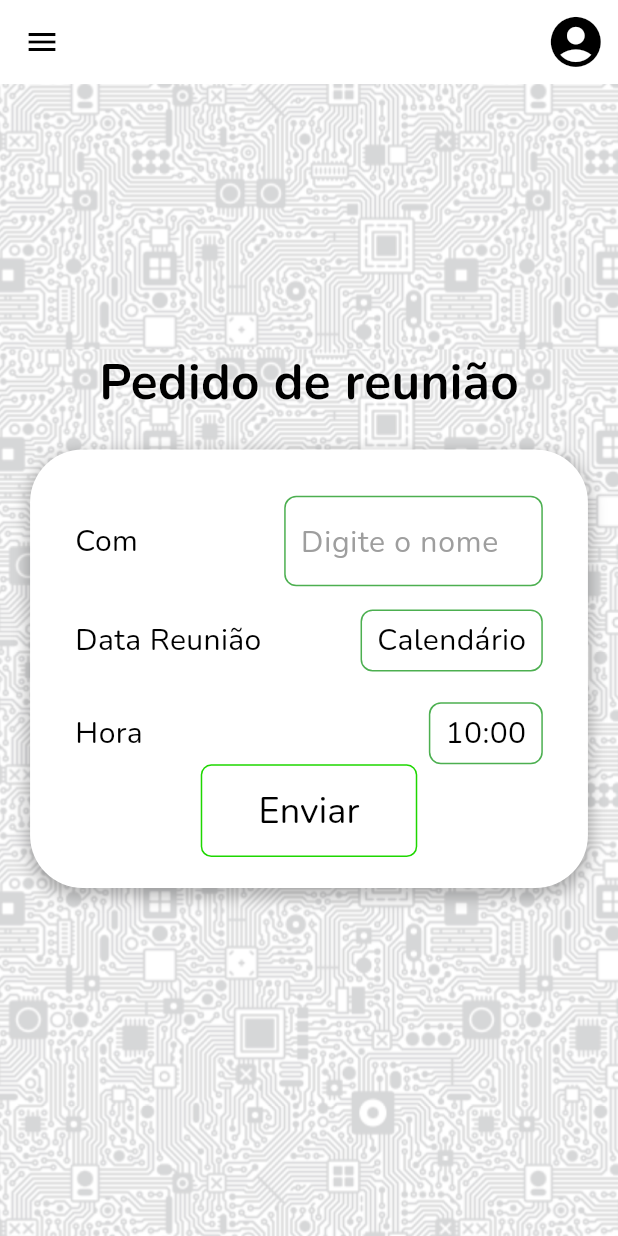
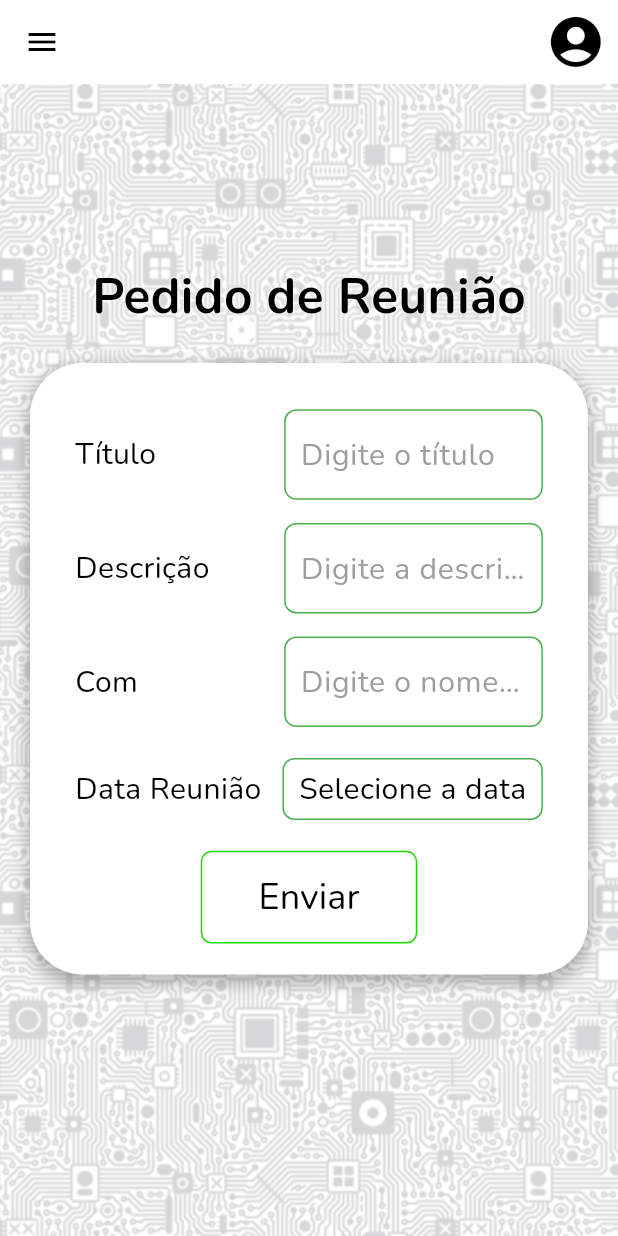
Before and after one commit to AiScream01/AppMobileOlisipo, a Flutter app: the PedidoReuniaoScreen screen opened by its route, on a phone screen of 412 x 824 dp. Run offline on Flutter 3.47's test engine with Material 3 defaults, Android fonts, the phone set to English and light mode, and no system bars; our stand-ins replace cached_network_image, carousel_slider, flutter_svg, smooth_page_indicator, sqflite; accounts and stored records are empty; network calls fail.

Commit message:
AHHHHHH PEDIDO DE REUNIÃO 100% .I.

```diff
--- a/lib/presentation/pedido_reuniao_screen/pedido_reuniao_screen.dart
+++ b/lib/presentation/pedido_reuniao_screen/pedido_reuniao_screen.dart
@@ -1,6 +1,7 @@
 import 'package:flutter/material.dart';
 import 'package:rui_pedro_s_application11/core/app_export.dart';
 import 'package:rui_pedro_s_application11/widgets/custom_outlined_button.dart';
+import 'package:rui_pedro_s_application11/servidor/servidor.dart';
 import 'package:rui_pedro_s_application11/presentation/push_notification_dialog/push_notification_dialog.dart';
 
 class PedidoReuniaoScreen extends StatefulWidget {
@@ -11,10 +12,11 @@ class PedidoReuniaoScreen extends StatefulWidget {
 }
 
 class _PedidoReuniaoScreenState extends State<PedidoReuniaoScreen> {
-  final TextEditingController _recursosHumanosController =
-      TextEditingController();
+  final TextEditingController _tituloController = TextEditingController();
+  final TextEditingController _descricaoController = TextEditingController();
+  final TextEditingController _nomeUtilizadorController = TextEditingController();
   DateTime? _selectedDate;
-  TimeOfDay? _selectedTime;
+  final Servidor servidor = Servidor();
 
   @override
   Widget build(BuildContext context) {
@@ -32,8 +34,8 @@ class _PedidoReuniaoScreenState extends State<PedidoReuniaoScreen> {
   /// Corpo principal da tela
   Widget _buildBody(BuildContext context) {
     return Container(
-      width: SizeUtils.width,
-      height: SizeUtils.height,
+      width: double.infinity,
+      height: double.infinity,
       decoration: BoxDecoration(
         color: theme.colorScheme.onPrimaryContainer,
         image: DecorationImage(
@@ -42,7 +44,7 @@ class _PedidoReuniaoScreenState extends State<PedidoReuniaoScreen> {
         ),
       ),
       child: Padding(
-        padding: EdgeInsets.symmetric(horizontal: 20.h, vertical: 9.v),
+        padding: EdgeInsets.symmetric(horizontal: 20.h, vertical: 30.v),
         child: Column(
           children: [
             Expanded(
@@ -50,7 +52,7 @@ class _PedidoReuniaoScreenState extends State<PedidoReuniaoScreen> {
                 mainAxisAlignment: MainAxisAlignment.center,
                 children: [
                   Text(
-                    "Pedido de reunião",
+                    "Pedido de Reunião",
                     style: theme.textTheme.displayMedium?.copyWith(
                       color: Colors.black,
                       fontWeight: FontWeight.bold,
@@ -68,7 +70,7 @@ class _PedidoReuniaoScreenState extends State<PedidoReuniaoScreen> {
                   Container(
                     width: double.infinity,
                     padding: EdgeInsets.symmetric(
-                        horizontal: 20.h, vertical: 10.v), // Redução no padding
+                        horizontal: 20.h, vertical: 10.v),
                     decoration: BoxDecoration(
                       color: Colors.white,
                       borderRadius: BorderRadius.circular(35.h),
@@ -84,31 +86,37 @@ class _PedidoReuniaoScreenState extends State<PedidoReuniaoScreen> {
                     child: Column(
                       mainAxisSize: MainAxisSize.min,
                       children: [
-                        SizedBox(
-                            height: 20.v), // Redução do espaçamento inicial
+                        SizedBox(height: 20.v),
+                        _buildEditableRowItem(
+                          context,
+                          label: "Título",
+                          child: _buildTextField(
+                              controller: _tituloController,
+                              hintText: "Digite o título"),
+                        ),
+                        SizedBox(height: 15.v),
+                        _buildEditableRowItem(
+                          context,
+                          label: "Descrição",
+                          child: _buildTextField(
+                              controller: _descricaoController,
+                              hintText: "Digite a descrição"),
+                        ),
+                        SizedBox(height: 15.v),
                         _buildEditableRowItem(
                           context,
                           label: "Com",
                           child: _buildTextField(
-                              controller: _recursosHumanosController,
-                              hintText: "Digite o nome"),
+                              controller: _nomeUtilizadorController,
+                              hintText: "Digite o nome do utilizador"), // Corrigido
                         ),
-                        SizedBox(
-                            height:
-                                15.v), // Redução do espaçamento entre os campos
+                        SizedBox(height: 20.v),
                         _buildEditableRowItem(
                           context,
                           label: "Data Reunião",
                           child: _buildDatePicker(context),
                         ),
-                        SizedBox(
-                            height:
-                                20.v), // Redução do espaçamento entre os campos
-                        _buildEditableRowItem(
-                          context,
-                          label: "Hora",
-                          child: _buildTimePicker(context),
-                        ),
+                        SizedBox(height: 20.v),
                         CustomOutlinedButton(
                           width: 144.h,
                           text: "Enviar",
@@ -116,7 +124,7 @@ class _PedidoReuniaoScreenState extends State<PedidoReuniaoScreen> {
                             onTapEnviar(context);
                           },
                         ),
-                        SizedBox(height: 10.v), // Redução do espaçamento final
+                        SizedBox(height: 10.v),
                       ],
                     ),
                   ),
@@ -161,7 +169,7 @@ class _PedidoReuniaoScreenState extends State<PedidoReuniaoScreen> {
             },
           ),
           ListTile(
-            title: const Text('Noticias'),
+            title: const Text('Notícias'),
             onTap: () {
               Navigator.pushNamed(context, AppRoutes.noticiasScreen);
             },
@@ -173,7 +181,7 @@ class _PedidoReuniaoScreenState extends State<PedidoReuniaoScreen> {
             },
           ),
           ListTile(
-            title: const Text('Ferias'),
+            title: const Text('Férias'),
             onTap: () {
               Navigator.pushNamed(context, AppRoutes.pedidoFeriasScreen);
             },
@@ -241,7 +249,7 @@ class _PedidoReuniaoScreenState extends State<PedidoReuniaoScreen> {
     );
   }
 
-  /// Campo de texto para o "Com"
+  /// Campo de texto para os campos editáveis
   Widget _buildTextField(
       {required TextEditingController controller, required String hintText}) {
     return Container(
@@ -277,45 +285,57 @@ class _PedidoReuniaoScreenState extends State<PedidoReuniaoScreen> {
       child: Text(
         _selectedDate != null
             ? "${_selectedDate!.day}/${_selectedDate!.month}/${_selectedDate!.year}"
-            : "Calendário",
+            : "Selecione a data",
         style: theme.textTheme.titleLarge?.copyWith(color: Colors.black),
       ),
     );
   }
 
-  /// Seletor de hora
-  Widget _buildTimePicker(BuildContext context) {
-    return InkWell(
-      onTap: () async {
-        final TimeOfDay? picked = await showTimePicker(
-          context: context,
-          initialTime: _selectedTime ?? TimeOfDay.now(),
-        );
-        if (picked != null && picked != _selectedTime) {
-          setState(() {
-            _selectedTime = picked;
-          });
-        }
-      },
-      child: Text(
-        _selectedTime != null
-            ? _selectedTime!.format(context)
-            : "10:00", // Hora padrão caso não selecionada
-        style: theme.textTheme.titleLarge?.copyWith(color: Colors.black),
-      ),
-    );
-  }
+  /// Função chamada quando o botão "Enviar" é pressionado
+  Future<void> onTapEnviar(BuildContext context) async {
+    try {
+      String userId = '2'; // ID do utilizador fixo
+      String nomeUtilizador = _nomeUtilizadorController.text;
+      String titulo = _tituloController.text;
+      String descricao = _descricaoController.text;
+      String dataReuniao = _selectedDate != null
+          ? "${_selectedDate!.day}/${_selectedDate!.month}/${_selectedDate!.year}"
+          : '';
 
-  /// Exibe o diálogo de notificação push
-  onTapEnviar(BuildContext context) {
+      // Apenas chama a função sem atribuir a uma variável
+      await servidor.insertReuniao(titulo, descricao, dataReuniao, userId, nomeUtilizador);
+
       showDialog(
         context: context,
         builder: (_) => AlertDialog(
           content: PushNotificationDialog(),
-        backgroundColor: const Color.fromARGB(0, 255, 255, 255),
+          backgroundColor: Colors.transparent,
           contentPadding: EdgeInsets.zero,
-        insetPadding: const EdgeInsets.all(10),
+          insetPadding: const EdgeInsets.only(left: 0),
         ),
+      );
+    } catch (e) {
+      print('Erro ao enviar reunião: $e');
+      showDialog(
+        context: context,
+        builder: (BuildContext context) {
+          return AlertDialog(
+            title: Text('Erro ao enviar Reunião!'),
+            content: Text(
+              'Ocorreu um erro ao tentar enviar a reunião. Verifique os dados e tente novamente.\nErro: $e',
+              style: TextStyle(fontSize: 17),
+            ),
+            actions: <Widget>[
+              TextButton(
+                onPressed: () {
+                  Navigator.of(context).pop();
+                },
+                child: Text('OK'),
+              ),
+            ],
+          );
+        },
       );
     }
   }
+}
```
Also changed, not shown: lib/servidor/servidor.dart (+49 -4 lines). Lines whose indentation alone changed are shown as unchanged.
